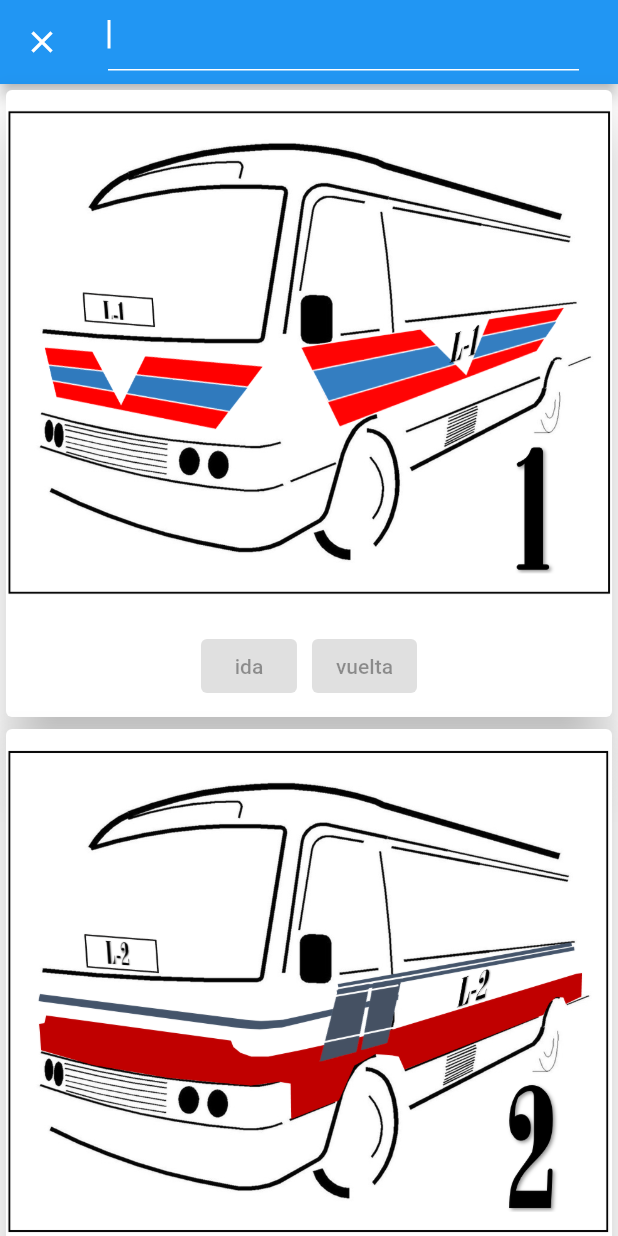
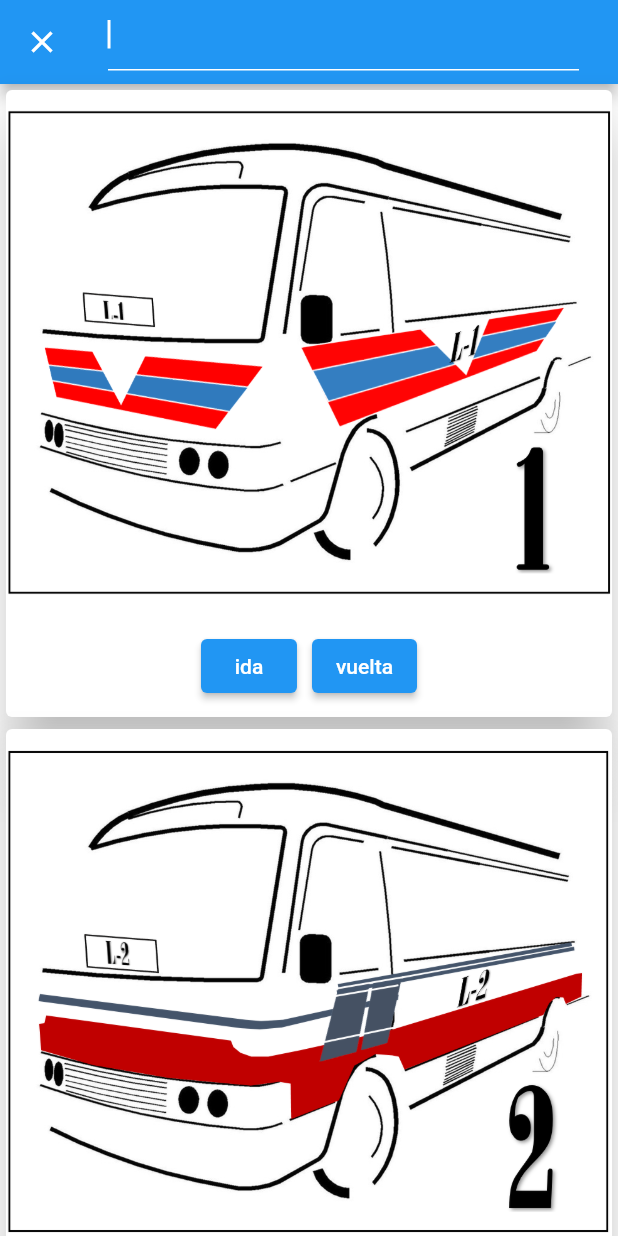
Before and after one commit to malenarojas/ProyectoSig, a Flutter app: the screen it shows after launch, after a tap on "Iniciar", after a tap on "Buscar linea", on a phone screen of 412 x 824 dp. Run offline on Flutter 3.47's test engine with Material 2 defaults, Android fonts, the phone set to English and light mode, and no system bars; our stand-ins replace google_maps_flutter; network calls fail.

Commit message:
Graficado de las líneas

```diff
--- a/lib/home.dart
+++ b/lib/home.dart
@@ -58,7 +58,7 @@ class HomeScreen extends StatelessWidget {
                         Navigator.of(context).pushAndRemoveUntil(
                             MaterialPageRoute(
                                 //builder: (context) => const ListView1Screen()),
-                                builder: (context) => const MapSample()),
+                                builder: (context) =>  MapSample(1,'V')),
                             (Route<dynamic> route) => false);
                       },
                       child: Container(
--- a/lib/list_view2.dart
+++ b/lib/list_view2.dart
@@ -1,7 +1,34 @@
+
 import 'package:flutter/material.dart';
+import 'package:flutter_application_2/widgets/mapa.dart';
+import 'package:google_maps_flutter/google_maps_flutter.dart';
+import "package:http/http.dart" as http;
+
+
+
+
 
 class List_view2Screen extends StatelessWidget {
-  const List_view2Screen({Key? key}) : super(key: key);
+   List_view2Screen({Key? key}) : super(key: key);
+  List<LatLng> latLen = [];
+
+
+    Future recorrido(String lineaId, String lineaRe) async {
+    return http.get(
+      Uri.parse("http://sigbus.diagrammer.cfd/api/recorrido/$lineaId/$lineaRe"),
+    ).then(
+      (http.Response response) {
+
+        final int statusCode = response.statusCode;
+        if (statusCode < 200 || statusCode > 400) {
+          throw Exception("Error while fetching data");
+        }
+      },
+
+    );
+  }
+
+
 
   @override
   Widget build(BuildContext context) {
@@ -9,11 +36,11 @@ class List_view2Screen extends StatelessWidget {
       children: <Widget>[
         AppBar(
           automaticallyImplyLeading: false,
-          leading: IconButton(icon: Icon(Icons.clear), onPressed: () {}),
-          title: Padding(
-            padding: const EdgeInsets.only(bottom: 10, right: 10),
+          leading: IconButton(icon: const Icon(Icons.clear), onPressed: () {}),
+          title: const Padding(
+            padding: EdgeInsets.only(bottom: 10, right: 10),
             child: TextField(
-              style: new TextStyle(color: Colors.white),
+              style: TextStyle(color: Colors.white),
               cursorColor: Colors.white,
               autofocus: true,
               decoration: InputDecoration(
@@ -41,7 +68,7 @@ class List_view2Screen extends StatelessWidget {
                       Ink.image(
                         width: 450.0,
                         height: 350.0,
-                        image: AssetImage('images/L001.png'),
+                        image: const AssetImage('images/L001.png'),
                         alignment: Alignment.center,
                         //fit: BoxFit.fitWidth,
                       )
@@ -51,18 +78,35 @@ class List_view2Screen extends StatelessWidget {
                   //  padding: EdgeInsets.all(16.0),
                   //  child: Text('linea 1'),
                   //),
-                  const ButtonBar(
+                   ButtonBar(
                     alignment: MainAxisAlignment.center,
                     buttonPadding:
-                        EdgeInsets.symmetric(horizontal: 10, vertical: 10),
+                        const EdgeInsets.symmetric(horizontal: 10, vertical: 10),
                     children: [
                       ElevatedButton(
-                        child: Text('ida'),
-                        onPressed: null,
+                        child: const Text('ida'),
+                        onPressed: (){
+                        Navigator.push(
+                        context,
+                        MaterialPageRoute(
+                          builder: (context) =>
+                              MapSample(1,'I'),
+                        ),
+                      );
+                      },
                       ),
                       ElevatedButton(
-                        child: Text('vuelta'),
-                        onPressed: null,
+                        child: const Text('vuelta'),
+                        onPressed: (){
+                        Navigator.push(
+                        context,
+                        MaterialPageRoute(
+                          builder: (context) =>
+                              MapSample(1,'V'),
+                        ),
+                      );
+
+                        },
                       ),
                     ],
                   ),
@@ -96,18 +140,34 @@ class List_view2Screen extends StatelessWidget {
                     padding: EdgeInsets.all(16.0),
                     child: Text('linea 2'),
                   ),
-                  const ButtonBar(
+                   ButtonBar(
                     alignment: MainAxisAlignment.center,
                     buttonPadding:
-                        EdgeInsets.symmetric(horizontal: 10, vertical: 10),
+                        const EdgeInsets.symmetric(horizontal: 10, vertical: 10),
                     children: [
                       ElevatedButton(
-                        child: Text('ida'),
-                        onPressed: null,
+                        child: const Text('ida'),
+                        onPressed: (){
+                       Navigator.push(
+                        context,
+                        MaterialPageRoute(
+                          builder: (context) =>
+                              MapSample(2,'I'),
+                        ),
+                      );
+                      },
                       ),
                       ElevatedButton(
-                        child: Text('vuelta'),
-                        onPressed: null,
+                        child: const Text('vuelta'),
+                        onPressed: (){
+                      Navigator.push(
+                        context,
+                        MaterialPageRoute(
+                          builder: (context) =>
+                              MapSample(2,'V'),
+                        ),
+                      );
+                        },
                       ),
                     ],
                   ),
@@ -129,27 +189,43 @@ class List_view2Screen extends StatelessWidget {
                       Ink.image(
                         width: 450.0,
                         height: 350.0,
-                        image: AssetImage('images/L005.png'),
+                        image: const AssetImage('images/L005.png'),
                         //fit: BoxFit.fitWidth,
                       )
                     ],
                   ),
                   const Padding(
                     padding: EdgeInsets.all(16.0),
-                    child: Text('linea 2'),
+                    child: Text('linea 5'),
                   ),
-                  const ButtonBar(
+                   ButtonBar(
                     alignment: MainAxisAlignment.center,
                     buttonPadding:
-                        EdgeInsets.symmetric(horizontal: 10, vertical: 10),
+                        const EdgeInsets.symmetric(horizontal: 10, vertical: 10),
                     children: [
                       ElevatedButton(
-                        child: Text('ida'),
-                        onPressed: null,
+                        child: const Text('ida'),
+                        onPressed: (){
+                        Navigator.push(
+                        context,
+                        MaterialPageRoute(
+                          builder: (context) =>
+                              MapSample(5,'I'),
+                        ),
+                      );
+                        },
                       ),
                       ElevatedButton(
-                        child: Text('vuelta'),
-                        onPressed: null,
+                        child: const Text('vuelta'),
+                        onPressed: (){
+                        Navigator.push(
+                        context,
+                        MaterialPageRoute(
+                          builder: (context) =>
+                              MapSample(5,'V'),
+                        ),
+                      );
+                        },
                       ),
                     ],
                   ),
@@ -171,7 +247,7 @@ class List_view2Screen extends StatelessWidget {
                       Ink.image(
                         width: 450.0,
                         height: 350.0,
-                        image: AssetImage('images/L008.png'),
+                        image: const AssetImage('images/L008.png'),
                         //fit: BoxFit.fitWidth,
                         alignment: Alignment.center,
                       )
@@ -181,18 +257,34 @@ class List_view2Screen extends StatelessWidget {
                     padding: EdgeInsets.all(16.0),
                     child: Text('linea 8'),
                   ),
-                  const ButtonBar(
+                   ButtonBar(
                     alignment: MainAxisAlignment.center,
                     buttonPadding:
-                        EdgeInsets.symmetric(horizontal: 10, vertical: 10),
+                        const EdgeInsets.symmetric(horizontal: 10, vertical: 10),
                     children: [
                       ElevatedButton(
-                        child: Text('ida'),
-                        onPressed: null,
+                        child: const Text('ida'),
+                        onPressed: (){
+                        Navigator.push(
+                        context,
+                        MaterialPageRoute(
+                          builder: (context) =>
+                              MapSample(8,'I'),
+                        ),
+                      );
+                        },
                       ),
                       ElevatedButton(
-                        child: Text('vuelta'),
-                        onPressed: null,
+                        child: const Text('vuelta'),
+                        onPressed: (){
+                        Navigator.push(
+                        context,
+                        MaterialPageRoute(
+                          builder: (context) =>
+                              MapSample(8,'V'),
+                        ),
+                      );
+                        },
                       ),
                     ],
                   ),
@@ -214,7 +306,7 @@ class List_view2Screen extends StatelessWidget {
                       Ink.image(
                         width: 450.0,
                         height: 350.0,
-                        image: AssetImage('images/L009.png'),
+                        image: const AssetImage('images/L009.png'),
                         //fit: BoxFit.fitWidth,
                         alignment: Alignment.center,
                       )
@@ -224,18 +316,34 @@ class List_view2Screen extends StatelessWidget {
                     padding: EdgeInsets.all(16.0),
                     child: Text('linea 9'),
                   ),
-                  const ButtonBar(
+                   ButtonBar(
                     alignment: MainAxisAlignment.center,
                     buttonPadding:
-                        EdgeInsets.symmetric(horizontal: 10, vertical: 10),
+                        const EdgeInsets.symmetric(horizontal: 10, vertical: 10),
                     children: [
                       ElevatedButton(
-                        child: Text('ida'),
-                        onPressed: null,
+                        child: const Text('ida'),
+                        onPressed: (){
+                        Navigator.push(
+                        context,
+                        MaterialPageRoute(
+                          builder: (context) =>
+                              MapSample(9,'I'),
+                        ),
+                      );
+                        },
                       ),
                       ElevatedButton(
-                        child: Text('vuelta'),
-                        onPressed: null,
+                        child: const Text('vuelta'),
+                        onPressed: (){
+                        Navigator.push(
+                        context,
+                        MaterialPageRoute(
+                          builder: (context) =>
+                              MapSample(9,'V'),
+                        ),
+                      );
+                        },
                       ),
                     ],
                   ),
@@ -257,7 +365,7 @@ class List_view2Screen extends StatelessWidget {
                       Ink.image(
                         width: 450.0,
                         height: 350.0,
-                        image: AssetImage('images/L010.png'),
+                        image: const AssetImage('images/L010.png'),
                         //fit: BoxFit.fitWidth,
                         alignment: Alignment.center,
                       )
@@ -267,18 +375,34 @@ class List_view2Screen extends StatelessWidget {
                     padding: EdgeInsets.all(16.0),
                     child: Text('linea 10'),
                   ),
-                  const ButtonBar(
+                  ButtonBar(
                     alignment: MainAxisAlignment.center,
                     buttonPadding:
-                        EdgeInsets.symmetric(horizontal: 10, vertical: 10),
+                        const EdgeInsets.symmetric(horizontal: 10, vertical: 10),
                     children: [
                       ElevatedButton(
-                        child: Text('ida'),
-                        onPressed: null,
+                        child: const Text('ida'),
+                        onPressed: (){
+                        Navigator.push(
+                        context,
+                        MaterialPageRoute(
+                          builder: (context) =>
+                              MapSample(10,'I'),
+                        ),
+                      );
+                        },
                       ),
                       ElevatedButton(
-                        child: Text('vuelta'),
-                        onPressed: null,
+                        child: const Text('vuelta'),
+                        onPressed: (){
+                        Navigator.push(
+                        context,
+                        MaterialPageRoute(
+                          builder: (context) =>
+                              MapSample(10,'V'),
+                        ),
+                      );
+                        },
                       ),
                     ],
                   ),
--- a/lib/widgets/mapa.dart
+++ b/lib/widgets/mapa.dart
@@ -10,7 +10,9 @@ import 'dart:core';
 import 'package:http/http.dart' as http;
 
 class MapSample extends StatefulWidget {
-  const MapSample({Key? key}) : super(key: key);
+  var index;
+  var recorrido;
+  MapSample(this.index, this.recorrido);
 
   @override
   State<MapSample> createState() => MapSampleState();
@@ -19,7 +21,12 @@ class MapSample extends StatefulWidget {
 List<LatLng> latLen = [];
 final Set<Polyline> _polyline = {};
 
-Future<List> loadJson(String fid) async {
+
+
+
+
+
+/* Future<List> loadJson(String fid) async {
   final response = await rootBundle.loadString("assets/bdsig.json");
 
 //
@@ -39,7 +46,7 @@ Future<List> loadJson(String fid) async {
       ); */
 
   return jsonResult;
-}
+} */
 
 ///INICIO
 
@@ -58,11 +65,58 @@ class MapSampleState extends State<MapSample> {
   @override
   void initState() {
     super.initState();
-    getMarkers();
+
+
   }
 
-  getMarkers() async {
-    try {
+Future<dynamic> getRecorrido(String lineaId, String lineaRe) async {
+  dynamic url = "http://sigbus.diagrammer.cfd/api/recorrido/$lineaId/$lineaRe";
+  var response = await http.get(Uri.parse(url));
+  if (response.statusCode == 200) {
+         final int statusCode = response.statusCode;
+      if (statusCode == 201 || statusCode == 200) {
+        List results = json.decode(response.body);
+        List<LatLng> latLngPolylines = [];
+
+        Iterable _polyline = Iterable.generate(results.length, (index) {
+          Map result = results[index];
+          String lati = result["Lati"];
+          String lont = result["Lont"];
+          lont = lont.replaceAll('-63,', '-63.');
+          lati = lati.replaceAll('-17,', '-17.');
+
+          if(result['PuntoD']!=0){
+            latLngPolylines.add(LatLng(double.parse(lati), double.parse(lont)));
+
+          if(lineaRe == 'V'){
+            return Polyline(
+            polylineId: const PolylineId('1'),
+            points: latLngPolylines,
+            color: Colors.green,
+            width: 2,
+          );
+        }else{
+            return Polyline(
+            polylineId: const PolylineId('1'),
+            points: latLngPolylines,
+            color: Colors.black,
+            width: 2,
+          );
+        }
+        }
+        });
+        setState(() {
+          polylines = _polyline;
+        });
+
+      }
+  }
+}
+
+
+
+  getMarkers(String url) async {
+
       final response = await http
           .get(Uri.parse("http://sigbus.diagrammer.cfd/api/recorridos/1"));
 
@@ -101,7 +155,7 @@ class MapSampleState extends State<MapSample> {
           polylines = _polyline;
         });
       }
-    } catch (e) {}
+
   }
 
   static const CameraPosition _kLake = CameraPosition(
@@ -112,6 +166,9 @@ class MapSampleState extends State<MapSample> {
 
   @override
   Widget build(BuildContext context) {
+  return FutureBuilder(
+      future: Future.wait([getRecorrido(widget.index.toString(), widget.recorrido.toString())]),
+      builder: (context, items) {
     return Scaffold(
       appBar: AppBar(
         title: const Text('Planificador de viajes'),
@@ -149,7 +206,7 @@ class MapSampleState extends State<MapSample> {
               Navigator.push(
                 context,
                 MaterialPageRoute(
-                    builder: (context) => const List_view2Screen()),
+                    builder: (context) =>  List_view2Screen()),
               );
             },
             label: const Text('Buscar linea'),
@@ -189,7 +246,11 @@ class MapSampleState extends State<MapSample> {
         ],
       ),
     );
+
   }
+  );
+  }
+
 
   Future<void> _goToTheLake() async {
     final GoogleMapController controller = await _controller.future;
--- a/pubspec.yaml
+++ b/pubspec.yaml
@@ -68,6 +68,7 @@ flutter:
     - images/L005.png
     - images/L008.png
     - images/L009.png
+    - images/L010.png
     - assets/bdsig.json
   #   - images/a_dot_ham.jpeg
 
```
